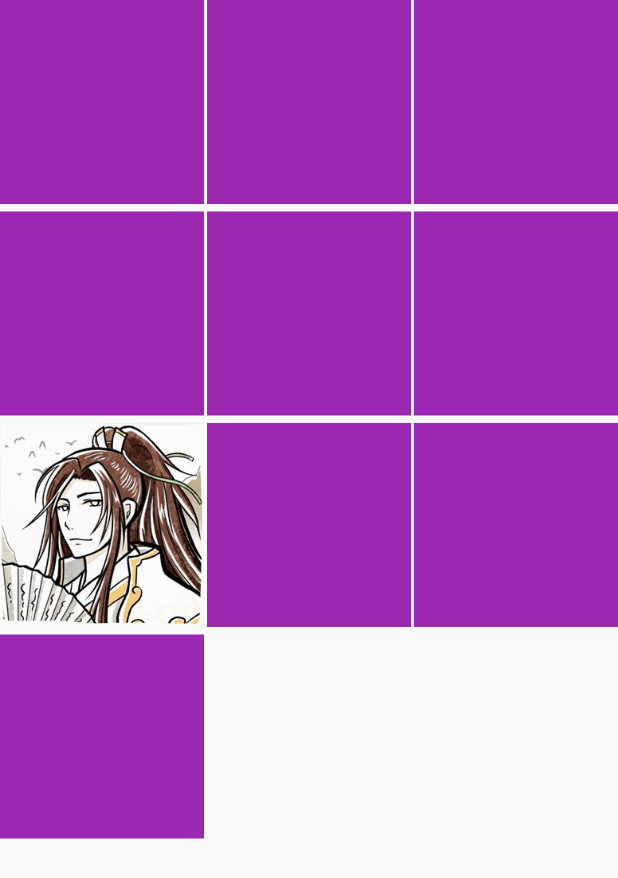
After one commit to hellojackhui/flutter-components-demo, a Flutter app: the HeroDemo screen opened directly, on a phone screen of 412 x 824 dp. The commit adds this screen. Shown: the top 878 px of the screen. Run offline on Flutter 3.47's test engine with Material 2 defaults, Android fonts, the phone set to English and light mode, and no system bars.

Commit message:
添加Hero组件

```diff
--- /dev/null
+++ b/lib/components/Hero/Hero.dart
@@ -0,0 +1,55 @@
+import 'package:flutter/material.dart';
+
+class HeroDemo extends StatefulWidget {
+  @override
+  _HeroDemoState createState() => _HeroDemoState();
+}
+
+class _HeroDemoState extends State<HeroDemo> {
+  @override
+  Widget build(BuildContext context) {
+    return Scaffold(
+      body: GridView(
+          gridDelegate: SliverGridDelegateWithFixedCrossAxisCount(
+            crossAxisCount: 3,
+            mainAxisSpacing: 5,
+            crossAxisSpacing: 2,
+          ),
+          children: List.generate(10, (int index) {
+            if (index == 6) {
+              return InkWell(
+                onTap: () {
+                  Navigator.push(context,
+                      MaterialPageRoute(builder: (BuildContext context) {
+                    return _HeroImageDemo();
+                  }));
+                },
+                child: Hero(
+                    tag: 'hero',
+                    child: Image.asset(
+                      'images/demo1.png',
+                      fit: BoxFit.fill,
+                    )),
+              );
+            }
+            return Container(
+              color: Colors.primaries[2],
+            );
+          })),
+    );
+  }
+}
+
+class _HeroImageDemo extends StatelessWidget {
+  @override
+  Widget build(BuildContext context) {
+    return Scaffold(
+      body: Hero(
+          tag: 'hero',
+          child: Image.asset(
+            'images/demo1.png',
+            fit: BoxFit.fill,
+          )),
+    );
+  }
+}
--- a/pubspec.yaml
+++ b/pubspec.yaml
@@ -25,6 +25,7 @@ dependencies:
   # The following adds the Cupertino Icons font to your application.
   # Use with the CupertinoIcons class for iOS style icons.
   cupertino_icons: ^0.1.2
+  path_provider: ^0.4.1
 
 dev_dependencies:
   flutter_test:
```
Also changed, not shown: lib/Indexpage.dart (+6 -2 lines), lib/components/RichText/RichText.dart (added, +24 -0 lines).
